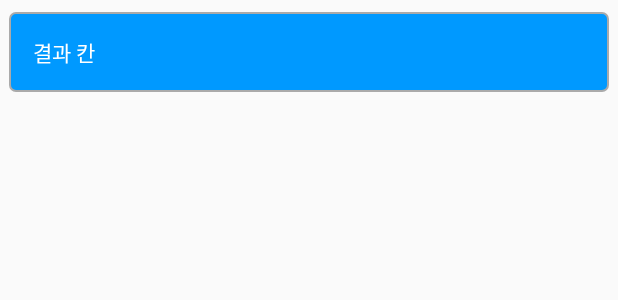
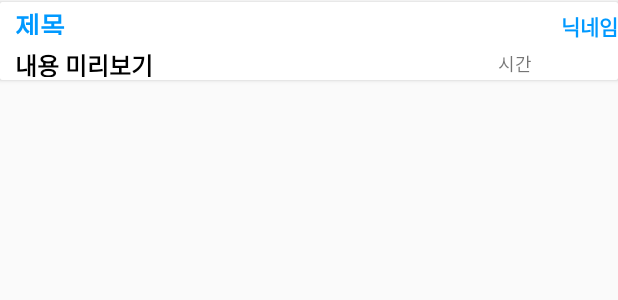
Before and after one commit to icetea94/bustajaproject, an Android app: the layout message_board_form.xml on its own in the app's theme, with its tools: preview values and no code run, on a phone screen of 412 x 824 dp. Shown: the top 300 px of the screen. Run offline under Robolectric (Android 15) with nearby library versions, the phone set to English and light mode, and no system bars; Roboto replaces fonts that are not available here.

Commit message:
Merge branch 'hotfix'
# Conflicts:
#	app/src/main/java/com/example/bustaja/BusstopItem.java

```diff
--- a/app/src/main/java/com/example/bustaja/AddmemMain.java
+++ b/app/src/main/java/com/example/bustaja/AddmemMain.java
@@ -33,7 +33,7 @@ public class AddmemMain extends AppCompatActivity {
     Button addmemBtn;
     FirebaseAuth firebaseAuth;
     private static final Pattern PASSWORD_PATTERN = Pattern.compile("^[a-zA-Z0-9!@.#$%^&*?_~]{6,10}$");
-    private static final Pattern NICKNAME_PATTERN = Pattern.compile("^[a-zA-Z0-9!@.#$%^&*?_~]{2,8}$");
+    private static final Pattern NICKNAME_PATTERN = Pattern.compile("^[a-zA-Z0-9!@.#$%^&*?_~]{2,6}$");
     @Override
     protected void onCreate(Bundle savedInstanceState) {
         super.onCreate(savedInstanceState);
--- a/app/src/main/java/com/example/bustaja/MainActivity.java
+++ b/app/src/main/java/com/example/bustaja/MainActivity.java
@@ -100,8 +100,10 @@ public class MainActivity extends AppCompatActivity {
                     case R.id.menu_notice:
                         break;
                     case R.id.menu_messageboard:
+
                         intent=new Intent(MainActivity.this,MessageboardMain.class);
                         startActivity(intent);
+
                         break;
                     case R.id.menu_access:
                         break;
--- a/app/src/main/res/layout/addmem_main.xml
+++ b/app/src/main/res/layout/addmem_main.xml
@@ -151,7 +151,7 @@
         android:layout_alignParentRight="true"
         android:layout_marginRight="35dp"
         android:layout_marginTop="3dp"
-        android:ems="10"
+        android:ems="6"
         android:inputType="text"
         android:textSize="16sp"
         android:cursorVisible="true"
@@ -178,6 +178,7 @@
         android:layout_below="@+id/tv_nickname_rule"
         android:onClick="clickAddmem"
         android:text="회원가입"
+
         android:background="#FFFFFF"
         android:textColor="@color/busblue"
         android:layout_alignParentRight="true"
--- a/app/src/main/res/layout/message_board_form.xml
+++ b/app/src/main/res/layout/message_board_form.xml
@@ -1,14 +1,64 @@
 <?xml version="1.0" encoding="utf-8"?>
+<androidx.cardview.widget.CardView xmlns:android="http://schemas.android.com/apk/res/android"
+    android:layout_width="match_parent"
+    android:layout_height="52dp"
+    android:id="@+id/results"
+    android:layout_marginTop="1dp"  >
 
-<TextView xmlns:android="http://schemas.android.com/apk/res/android"
-    android:layout_width="400dp"
-    android:layout_gravity="center_horizontal"
-    android:layout_height="wrap_content"
-    android:background="@drawable/bg_round_busblue"
-    android:textColor="#FFFFFF"
-    android:text="결과 칸"
-    android:id="@+id/results"
-    android:layout_marginTop="8dp"
-    android:padding="16dp">
+    <RelativeLayout
+        android:layout_width="match_parent"
+        android:background="#FFFFFF"
+        android:layout_height="wrap_content">
 
-</TextView>
+
+        <TextView android:id="@+id/board_nickname"
+            android:layout_width="wrap_content"
+            android:layout_height="20dp"
+            android:text="닉네임"
+            android:textSize="14sp"
+            android:layout_marginTop="5dp"
+            android:layout_alignParentRight="true"
+            android:textStyle="bold"
+            android:textColor="@color/busblue"
+            android:gravity="center_vertical"
+            android:layout_toRightOf="@+id/busstop_num"
+            android:layout_marginLeft="20dp"
+            android:paddingLeft="8dp"/>
+
+        <TextView
+            android:id="@+id/board_title"
+            android:layout_width="60dp"
+            android:layout_height="20dp"
+            android:gravity="center_vertical"
+            android:layout_marginTop="2dp"
+            android:layout_marginLeft="10dp"
+            android:text="제목"
+            android:textColor="@color/busblue"
+            android:textSize="18sp"
+            android:textStyle="bold" />
+        <TextView
+            android:id="@+id/board_contents"
+            android:layout_width="300dp"
+            android:layout_height="20dp"
+            android:gravity="center_vertical"
+            android:layout_marginTop="30dp"
+            android:layout_marginLeft="10dp"
+            android:ems="15"
+            android:text="내용 미리보기"
+            android:textColor="@color/black"
+            android:textSize="16sp"
+            android:textStyle="bold" />
+
+        <TextView android:id="@+id/board_time"
+            android:layout_width="80dp"
+            android:layout_height="20dp"
+            android:text="시간"
+            android:textSize="12sp"
+            android:layout_alignParentBottom="true"
+            android:layout_alignParentRight="true"/>
+
+    </RelativeLayout>
+
+
+
+</androidx.cardview.widget.CardView>
```
Also changed, not shown: app/src/main/java/com/example/bustaja/BoardAdapter.java (+20 -7 lines), app/src/main/java/com/example/bustaja/Boards.java (+43 -0 lines), app/src/main/java/com/example/bustaja/LoginMain.java (+2 -7 lines), app/src/main/java/com/example/bustaja/MessageboardMain.java (+35 -16 lines), app/src/main/java/com/example/bustaja/MessageboardNew.java (+3 -4 lines), app/src/main/res/layout/drawer_header.xml (+14 -1 lines), app/src/main/res/layout/message_board_main.xml (+1 -15 lines), app/src/main/res/menu/board_option.xml (+4 -3 lines).
